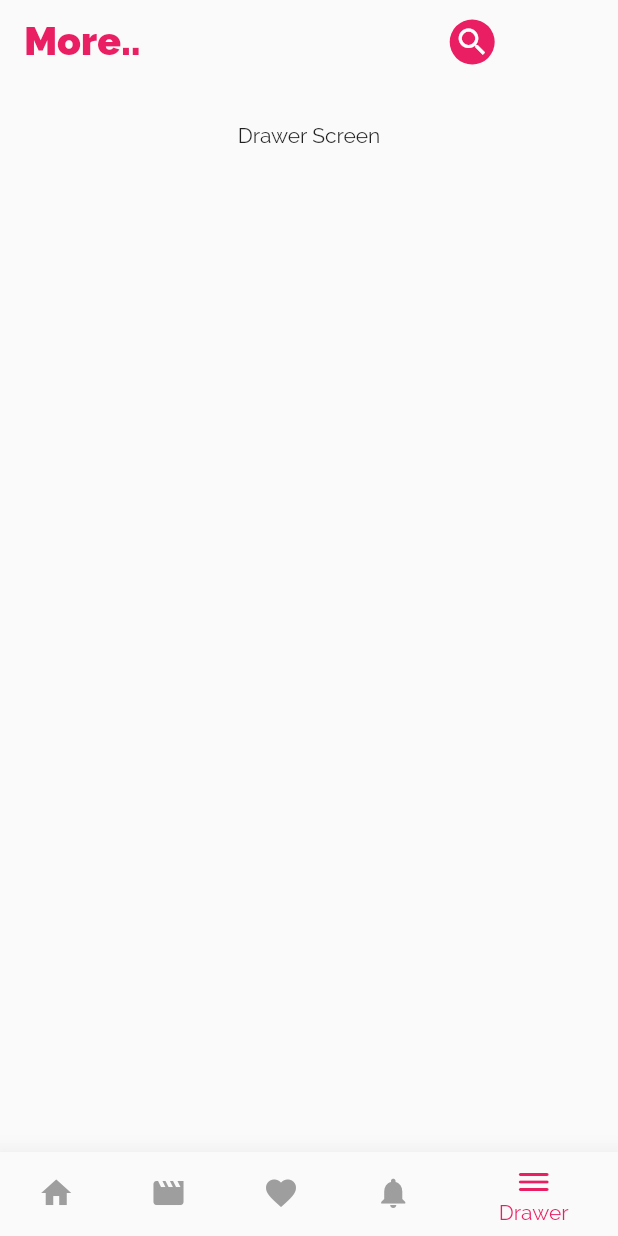
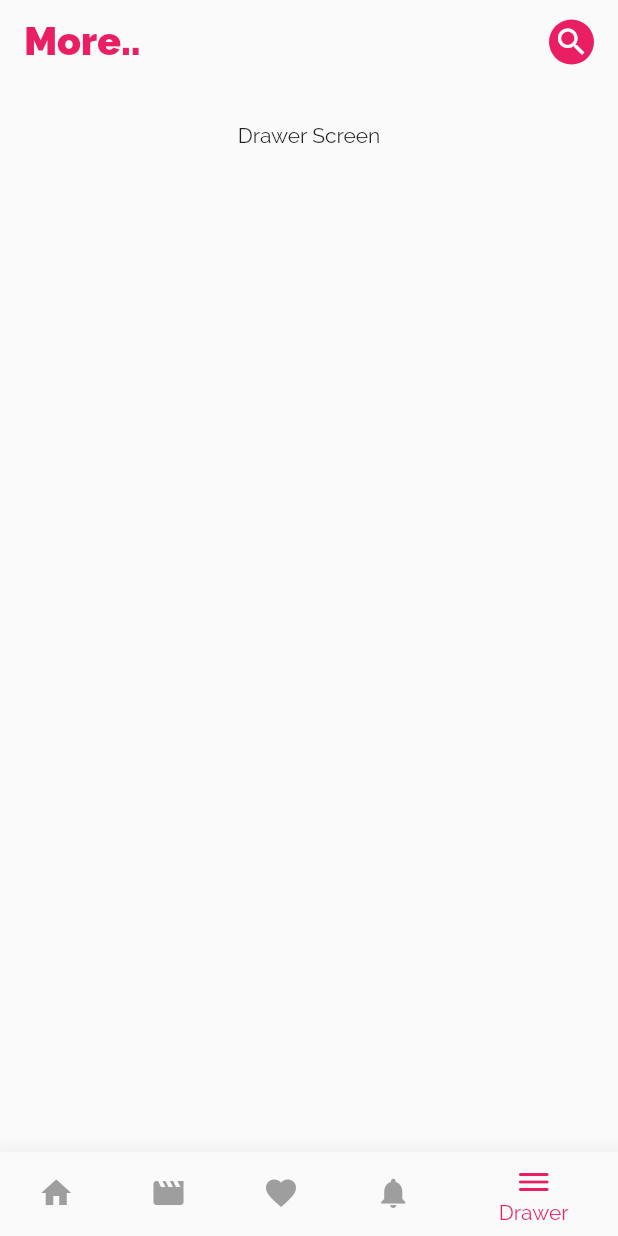
Before and after one commit to Nipun-Dew/Drama-Review-App, a Flutter app: the screen it shows after launch, item 5 of the bottom bar chosen, on a phone screen of 412 x 824 dp. Run offline on Flutter 3.47's test engine with Material 2 defaults, Android fonts, the phone set to English and light mode, and no system bars.

Commit message:
resolve Dynamic page titles space problem

```diff
--- a/lib/screens/tabs_screen.dart
+++ b/lib/screens/tabs_screen.dart
@@ -55,6 +55,7 @@ class _TabScreenState extends State<TabScreen> {
               expandedHeight: phoneHeight * 0.1,
               title: Container(
                 child: Row(
+                  mainAxisAlignment: MainAxisAlignment.spaceBetween,
                   children: [
                     Text(
                       titles[_selectIndex],
@@ -63,9 +64,6 @@ class _TabScreenState extends State<TabScreen> {
                         fontWeight: FontWeight.w900,
                         fontSize: 26,
                       ),
-                    ),
-                    SizedBox(
-                      width: phoneWidth * 0.5,
                     ),
                     CircleAvatar(
                       radius: 15,
```
